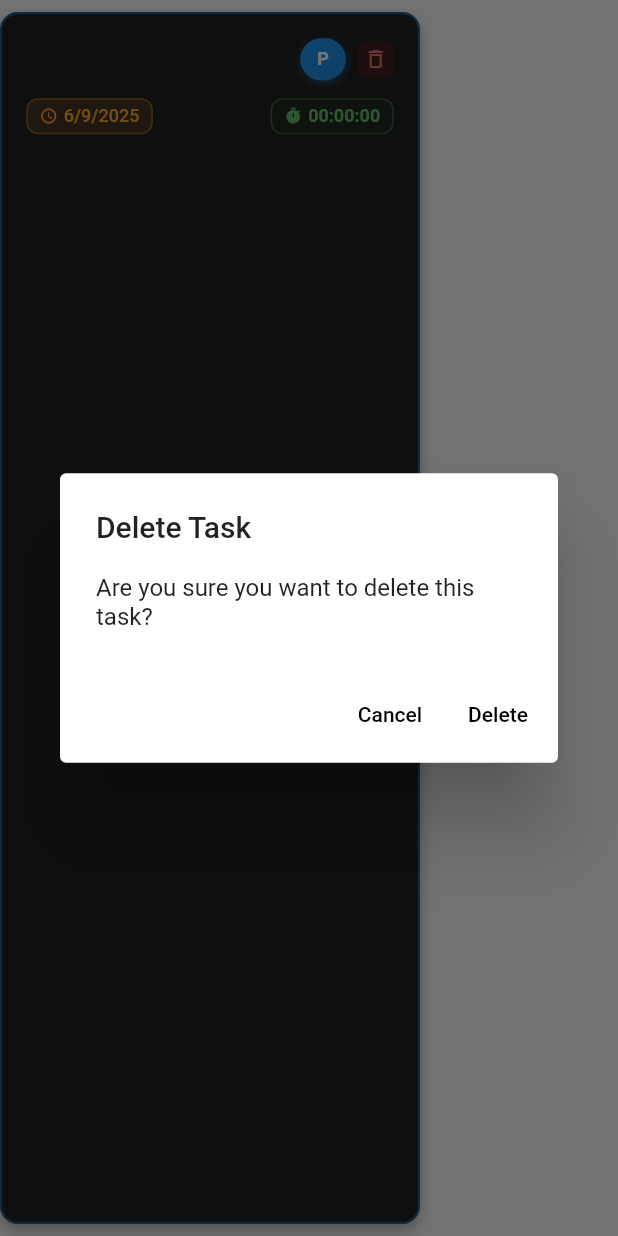
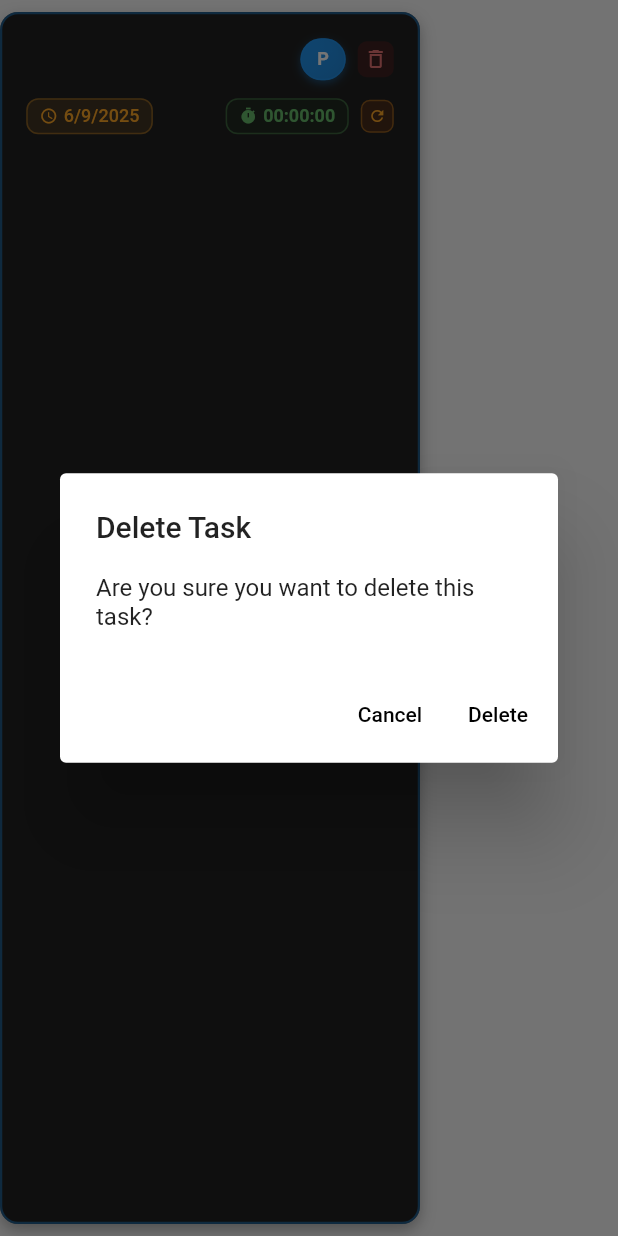
Before and after one commit to wjjmjh/focus, a Flutter app: the TaskCard widget shown alone on an empty page, opened directly with empty values, after a tap on the "delete outline" icon, on a phone screen of 412 x 824 dp. Run offline on Flutter 3.47's test engine with Material 2 defaults, Android fonts, the phone set to English and light mode, and no system bars; our stand-ins replace confetti, flutter_local_notifications, flutter_riverpod, hive, hive_flutter, timezone; accounts and stored records are empty.

Commit message:
BUILD: supported focus time reset

```diff
--- a/lib/widgets/task_card.dart
+++ b/lib/widgets/task_card.dart
@@ -42,6 +42,8 @@ class _TaskCardState extends ConsumerState<TaskCard> {
       _elapsedVN?.value = _computeElapsed();
     } else if (isFocusedNow &&
         oldWidget.task.focusStartTime != widget.task.focusStartTime) {
+      _elapsedVN?.value = _computeElapsed();
+    } else if (oldWidget.task.timeSpent != widget.task.timeSpent) {
       _elapsedVN?.value = _computeElapsed();
     }
   }
@@ -257,11 +259,16 @@ class _TaskCardState extends ConsumerState<TaskCard> {
                           (_elapsedVN?.value ?? Duration.zero) >
                               Duration.zero) ...[
                         if (task.dueDate == null) const Spacer(),
-                        if (_elapsedVN != null)
+                        if (_elapsedVN != null) ...[
                           _TimerChip(
                             isRunning: _isFocused(task),
                             elapsedVN: _elapsedVN!,
                           ),
+                          const SizedBox(width: 8.0),
+                          _ResetButton(
+                            onPressed: () => _showResetConfirmation(context),
+                          ),
+                        ],
                       ],
                     ],
                   ),
@@ -321,6 +328,32 @@ class _TaskCardState extends ConsumerState<TaskCard> {
             child: const Text('Delete'),
             onPressed: () async {
               await ref.read(taskListProvider.notifier).deleteTask(widget.task);
+              if (mounted) Navigator.of(context).maybePop();
+            },
+          ),
+        ],
+      ),
+    );
+  }
+
+  void _showResetConfirmation(BuildContext context) {
+    showDialog(
+      context: context,
+      builder: (_) => AlertDialog(
+        title: const Text('Reset Focus Time'),
+        content: const Text(
+            'Are you sure you want to reset the focus time for this task to zero?'),
+        actions: <Widget>[
+          TextButton(
+            child: const Text('Cancel'),
+            onPressed: () => Navigator.of(context).maybePop(),
+          ),
+          TextButton(
+            child: const Text('Reset'),
+            onPressed: () async {
+              await ref
+                  .read(taskListProvider.notifier)
+                  .resetFocusTime(widget.task);
               if (mounted) Navigator.of(context).maybePop();
             },
           ),
@@ -483,3 +516,32 @@ class _TimerChip extends StatelessWidget {
     );
   }
 }
+
+class _ResetButton extends StatelessWidget {
+  final VoidCallback onPressed;
+
+  const _ResetButton({required this.onPressed});
+
+  @override
+  Widget build(BuildContext context) {
+    return GestureDetector(
+      onTap: onPressed,
+      child: Container(
+        padding: const EdgeInsets.all(4.0),
+        decoration: BoxDecoration(
+          color: Colors.orange.shade900.withOpacity(0.2),
+          borderRadius: BorderRadius.circular(6.0),
+          border: Border.all(
+            color: Colors.orange.shade400.withOpacity(0.4),
+            width: 1.0,
+          ),
+        ),
+        child: Icon(
+          Icons.refresh,
+          color: Colors.orange.shade400,
+          size: 12.0,
+        ),
+      ),
+    );
+  }
+}
```
Also changed, not shown: lib/providers/task_provider.dart (+12 -0 lines).
